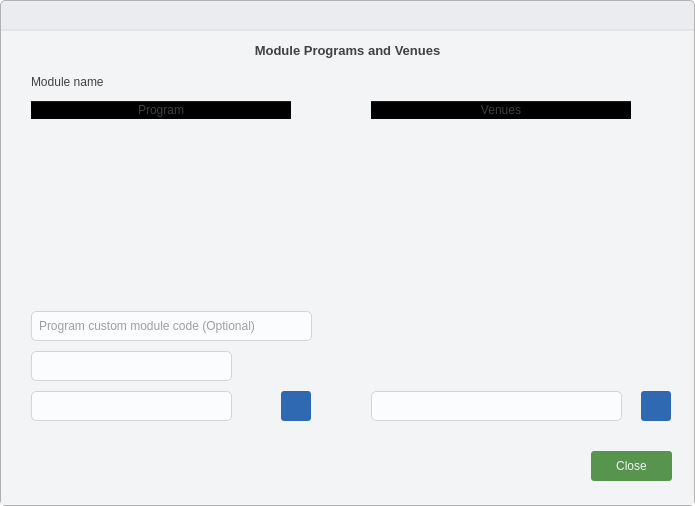
First picture: the form in ui/add_module_data_dialog.ui, repository takundafarakeza/Timetable_Generator, before the edit.
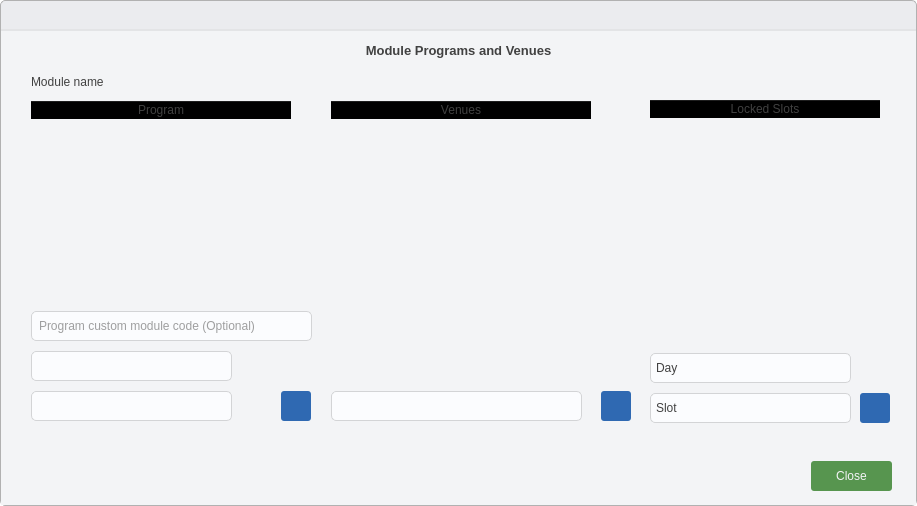
Second picture: the form after the edit. Icons and pictures are not drawn.

The edit to the form file:
```diff
--- a/ui/add_module_data_dialog.ui
+++ b/ui/add_module_data_dialog.ui
@@ -6,7 +6,7 @@
    <rect>
     <x>0</x>
     <y>0</y>
-    <width>695</width>
+    <width>917</width>
     <height>506</height>
    </rect>
   </property>
@@ -246,8 +246,8 @@
            <widget class="QPushButton" name="module_save">
             <property name="geometry">
              <rect>
-              <x>590</x>
-              <y>380</y>
+              <x>810</x>
+              <y>390</y>
               <width>81</width>
               <height>30</height>
              </rect>
@@ -306,7 +306,7 @@
            <widget class="QComboBox" name="module_venue_select">
             <property name="geometry">
              <rect>
-              <x>370</x>
+              <x>330</x>
               <y>320</y>
               <width>251</width>
               <height>30</height>
@@ -328,7 +328,7 @@
            <widget class="QTableWidget" name="module_venues_table">
             <property name="geometry">
              <rect>
-              <x>370</x>
+              <x>330</x>
               <y>30</y>
               <width>301</width>
               <height>261</height>
@@ -364,7 +364,7 @@
            <widget class="QPushButton" name="module_add_venue_btn">
             <property name="geometry">
              <rect>
-              <x>640</x>
+              <x>600</x>
               <y>320</y>
               <width>30</width>
               <height>30</height>
@@ -519,6 +519,181 @@
              <string>Program custom module code (Optional)</string>
             </property>
            </widget>
+           <widget class="QFrame" name="lock_frame">
+            <property name="geometry">
+             <rect>
+              <x>640</x>
+              <y>20</y>
+              <width>261</width>
+              <height>351</height>
+             </rect>
+            </property>
+            <property name="frameShape">
+             <enum>QFrame::Shape::StyledPanel</enum>
+            </property>
+            <property name="frameShadow">
+             <enum>QFrame::Shadow::Raised</enum>
+            </property>
+            <layout class="QVBoxLayout" name="verticalLayout_4">
+             <item>
+              <widget class="QTableWidget" name="locked_slots_table">
+               <attribute name="horizontalHeaderDefaultSectionSize">
+                <number>230</number>
+               </attribute>
+               <column>
+                <property name="text">
+                 <string>Locked Slots</string>
+                </property>
+               </column>
+              </widget>
+             </item>
+             <item>
+              <widget class="QFrame" name="frame_4">
+               <property name="minimumSize">
+                <size>
+                 <width>0</width>
+                 <height>100</height>
+                </size>
+               </property>
+               <property name="frameShape">
+                <enum>QFrame::Shape::StyledPanel</enum>
+               </property>
+               <property name="frameShadow">
+                <enum>QFrame::Shadow::Raised</enum>
+               </property>
+               <widget class="QPushButton" name="module_add_lock_btn">
+                <property name="geometry">
+                 <rect>
+                  <x>210</x>
+                  <y>60</y>
+                  <width>30</width>
+                  <height>30</height>
+                 </rect>
+                </property>
+                <property name="cursor">
+                 <cursorShape>PointingHandCursor</cursorShape>
+                </property>
+                <property name="focusPolicy">
+                 <enum>Qt::FocusPolicy::StrongFocus</enum>
+                </property>
+                <property name="layoutDirection">
+                 <enum>Qt::LayoutDirection::LeftToRight</enum>
+                </property>
+                <property name="styleSheet">
+                 <string notr="true">padding: 5px;
+background: #2F69B2;
+color: #F3F4F6;
+border-radius: 3px;</string>
+                </property>
+                <property name="text">
+                 <string/>
+                </property>
+                <property name="icon">
+                 <iconset resource="../assets/icons.qrc">
+                  <normaloff>:/icons/icons/plus.svg</normaloff>:/icons/icons/plus.svg</iconset>
+                </property>
+                <property name="iconSize">
+                 <size>
+                  <width>14</width>
+                  <height>14</height>
+                 </size>
+                </property>
+               </widget>
+               <widget class="QComboBox" name="module_lock_slot_select">
+                <property name="geometry">
+                 <rect>
+                  <x>0</x>
+                  <y>60</y>
+                  <width>201</width>
+                  <height>30</height>
+                 </rect>
+                </property>
+                <property name="minimumSize">
+                 <size>
+                  <width>0</width>
+                  <height>30</height>
+                 </size>
+                </property>
+                <property name="editable">
+                 <bool>false</bool>
+                </property>
+                <property name="placeholderText">
+                 <string>Slot</string>
+                </property>
+               </widget>
+               <widget class="QComboBox" name="module_lock_day_select">
+                <property name="geometry">
+                 <rect>
+                  <x>0</x>
+                  <y>20</y>
+                  <width>201</width>
+                  <height>30</height>
+                 </rect>
+                </property>
+                <property name="editable">
+                 <bool>false</bool>
+                </property>
+                <property name="currentText">
+                 <string/>
+                </property>
+                <property name="placeholderText">
+                 <string>Day</string>
+                </property>
+                <item>
+                 <property name="text">
+                  <string>1.1</string>
+                 </property>
+                </item>
+                <item>
+                 <property name="text">
+                  <string>1.2</string>
+                 </property>
+                </item>
+                <item>
+                 <property name="text">
+                  <string>2.1</string>
+                 </property>
+                </item>
+                <item>
+                 <property name="text">
+                  <string>2.2</string>
+                 </property>
+                </item>
+                <item>
+                 <property name="text">
+                  <string>3.1</string>
+                 </property>
+                </item>
+                <item>
+                 <property name="text">
+                  <string>3.2</string>
+                 </property>
+                </item>
+                <item>
+                 <property name="text">
+                  <string>4.1</string>
+                 </property>
+                </item>
+                <item>
+                 <property name="text">
+                  <string>4.2</string>
+                 </property>
+                </item>
+                <item>
+                 <property name="text">
+                  <string>5.1</string>
+                 </property>
+                </item>
+                <item>
+                 <property name="text">
+                  <string>5.2</string>
+                 </property>
+                </item>
+               </widget>
+              </widget>
+             </item>
+            </layout>
+           </widget>
           </widget>
          </item>
         </layout>
```
